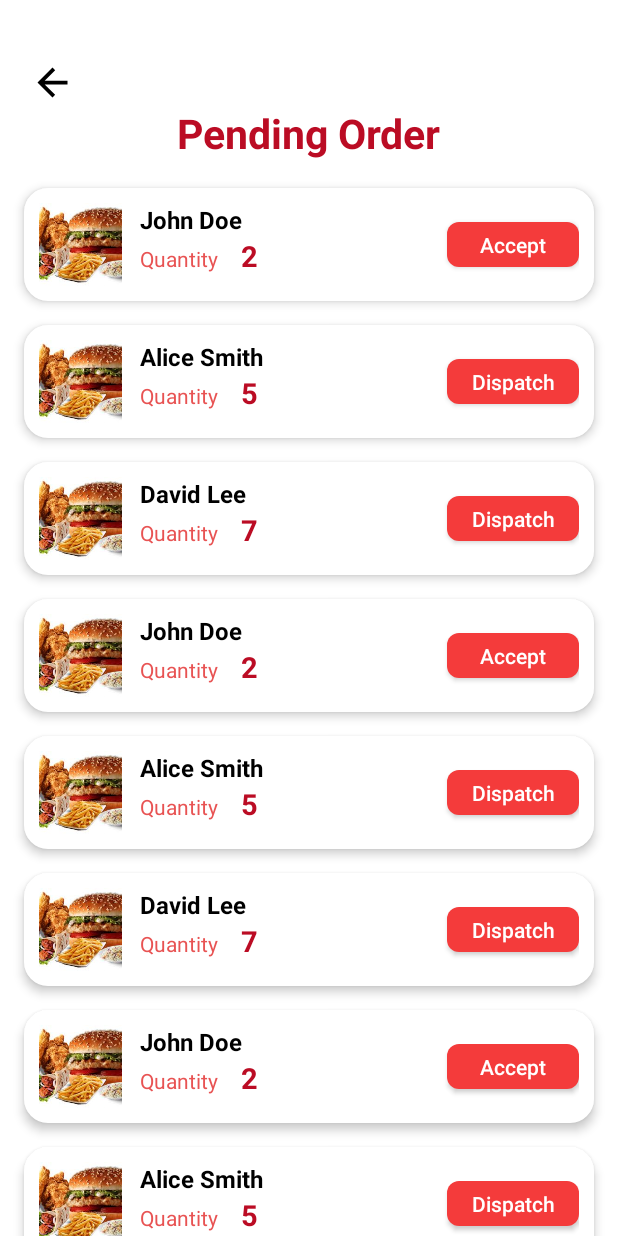
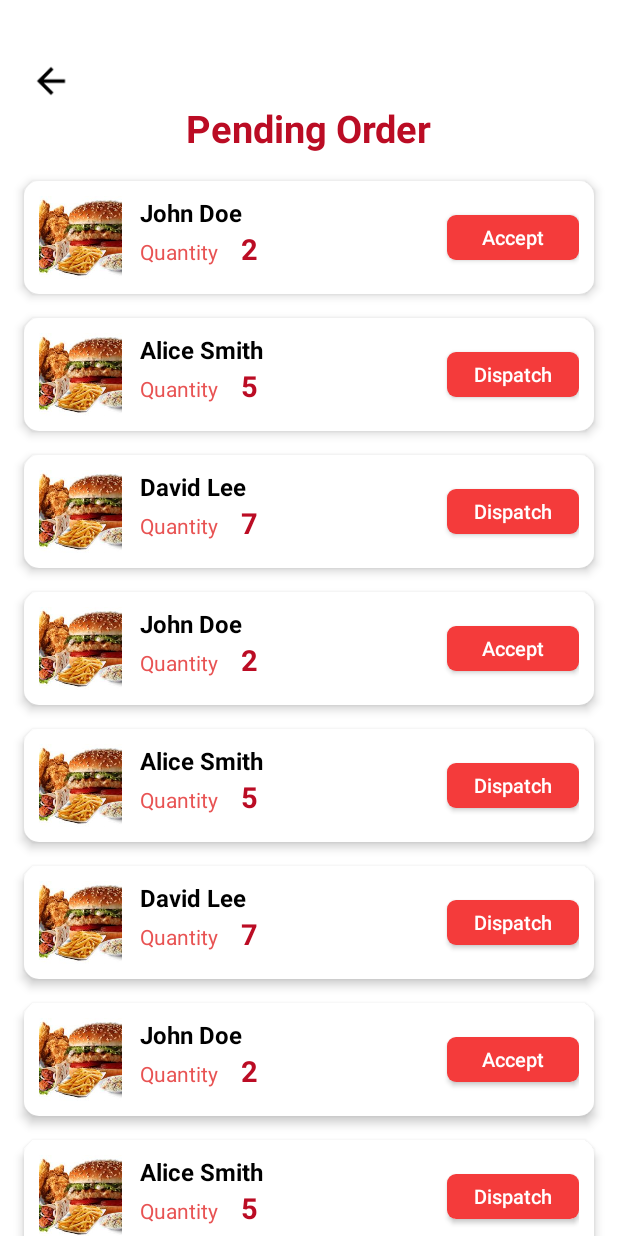
Before and after one commit to Pradeep912830/QuickBite-Vendor, an Android app: the AdminPendingOrder screen opened directly, with no data from a screen before it, on a phone screen of 412 x 824 dp. Run offline under Robolectric (Android 15) with nearby library versions, the phone set to English and light mode, and no system bars.

Commit message:
Make necessary changes

```diff
--- a/app/src/main/java/com/example/foodorderingadmin/AdminPendingOrder.java
+++ b/app/src/main/java/com/example/foodorderingadmin/AdminPendingOrder.java
@@ -1,6 +1,8 @@
 package com.example.foodorderingadmin;
 
+import android.annotation.SuppressLint;
 import android.os.Bundle;
+import android.widget.ImageView;
 
 import androidx.activity.EdgeToEdge;
 import androidx.appcompat.app.AppCompatActivity;
@@ -22,12 +24,20 @@ public class AdminPendingOrder extends AppCompatActivity {
     private PendingOrderAdapter adapter;
     private List<PendingOrder> orderList;
 
+    ImageView backButton;
+
+    @SuppressLint("MissingInflatedId")
     @Override
     protected void onCreate(Bundle savedInstanceState) {
         super.onCreate(savedInstanceState);
         setContentView(R.layout.activity_admin_pending_order);
 
         pendingRecyclerView = findViewById(R.id.pendingRecyclerView);
+        backButton = findViewById(R.id.backButton);
+
+        backButton.setOnClickListener(v -> onBackPressed());
+
+
         pendingRecyclerView.setLayoutManager(new LinearLayoutManager(this));
 
         orderList = new ArrayList<>();
--- a/app/src/main/java/com/example/foodorderingadmin/AdminSplash.java
+++ b/app/src/main/java/com/example/foodorderingadmin/AdminSplash.java
@@ -27,7 +27,7 @@ public class AdminSplash extends AppCompatActivity {
         new Handler().postDelayed(new Runnable() {
             @Override
             public void run() {
-                Intent intent = new Intent(getApplicationContext(), AdminLogin.class);
+                Intent intent = new Intent(getApplicationContext(), AdminSignup.class);
                 startActivity(intent);
                 finish();
             }
--- a/app/src/main/res/drawable/bg_button_red.xml
+++ b/app/src/main/res/drawable/bg_button_red.xml
@@ -1,5 +1,5 @@
 <shape xmlns:android="http://schemas.android.com/apk/res/android"
     android:shape="rectangle">
     <solid android:color="#F43B3B" />
-    <corners android:radius="8dp" />
+    <corners android:radius="6dp" />
 </shape>
--- a/app/src/main/res/drawable/bg_card.xml
+++ b/app/src/main/res/drawable/bg_card.xml
@@ -1,7 +1,7 @@
 <shape xmlns:android="http://schemas.android.com/apk/res/android"
     android:shape="rectangle">
     <solid android:color="#FFFFFF" />
-    <corners android:radius="16dp" />
+    <corners android:radius="10dp" />
     <padding
         android:left="8dp"
         android:top="8dp"
--- a/app/src/main/res/layout/activity_admin_create_new_user.xml
+++ b/app/src/main/res/layout/activity_admin_create_new_user.xml
@@ -11,6 +11,7 @@
     tools:context=".AdminCreateNewUser">
 
     <ImageView
+        android:id="@+id/backButton"
         android:layout_width="30dp"
         android:layout_height="30dp"
         android:src="@drawable/back"
--- a/app/src/main/res/layout/activity_admin_pending_order.xml
+++ b/app/src/main/res/layout/activity_admin_pending_order.xml
@@ -11,8 +11,9 @@
     tools:context=".AdminPendingOrder">
 
     <ImageView
-        android:layout_width="30dp"
-        android:layout_height="30dp"
+        android:id="@+id/backButton"
+        android:layout_width="28dp"
+        android:layout_height="28dp"
         android:layout_marginLeft="20dp"
         android:layout_marginTop="40dp"
         android:src="@drawable/back" />
@@ -22,7 +23,7 @@
         android:layout_height="wrap_content"
         android:text="Pending Order"
         android:layout_gravity="center"
-        android:textSize="27sp"
+        android:textSize="25sp"
         android:textStyle="bold"
         android:textColor="@color/color_dark"/>
 
--- a/app/src/main/res/layout/activity_admin_profile.xml
+++ b/app/src/main/res/layout/activity_admin_profile.xml
@@ -17,6 +17,7 @@
         android:orientation="horizontal">
 
         <ImageView
+            android:id="@+id/backButton"
             android:layout_width="25dp"
             android:layout_height="25dp"
             android:layout_marginLeft="20dp"
--- a/app/src/main/res/layout/pending_item.xml
+++ b/app/src/main/res/layout/pending_item.xml
@@ -1,5 +1,6 @@
 <?xml version="1.0" encoding="utf-8"?>
-<LinearLayout xmlns:android="http://schemas.android.com/apk/res/android"
+<LinearLayout
+    xmlns:android="http://schemas.android.com/apk/res/android"
     android:layout_width="match_parent"
     android:layout_height="wrap_content"
     android:background="@drawable/bg_card"
@@ -65,6 +66,7 @@
         android:layout_width="wrap_content"
         android:layout_height="30dp"
         android:text="Accept"
+        android:textSize="13sp"
         android:textAllCaps="false"
         android:layout_gravity="center_vertical"
         android:textColor="#FFFFFF"
--- a/app/src/main/res/values/strings.xml
+++ b/app/src/main/res/values/strings.xml
@@ -1,3 +1,3 @@
 <resources>
-    <string name="app_name">FoodOrderingAdmin</string>
+    <string name="app_name">QuickBite Vendor</string>
 </resources>
```
Also changed, not shown: app/src/main/AndroidManifest.xml (+8 -4 lines), app/src/main/java/com/example/foodorderingadmin/AdminCreateNewUser.java (+10 -0 lines), app/src/main/java/com/example/foodorderingadmin/AdminLogin.java (+15 -0 lines), app/src/main/java/com/example/foodorderingadmin/AdminProfile.java (+9 -0 lines), app/src/main/java/com/example/foodorderingadmin/MainActivity.java (+11 -1 lines), app/src/main/res/layout/activity_admin_signup.xml (+4 -4 lines), app/src/main/res/layout/activity_main.xml (+6 -5 lines).
